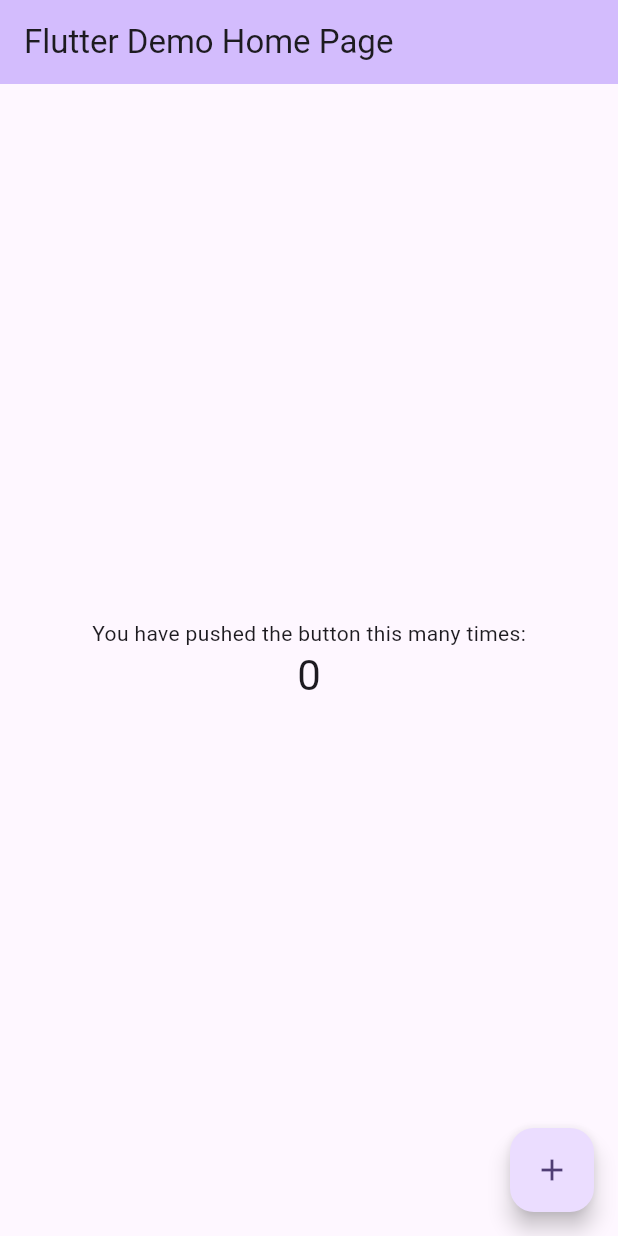
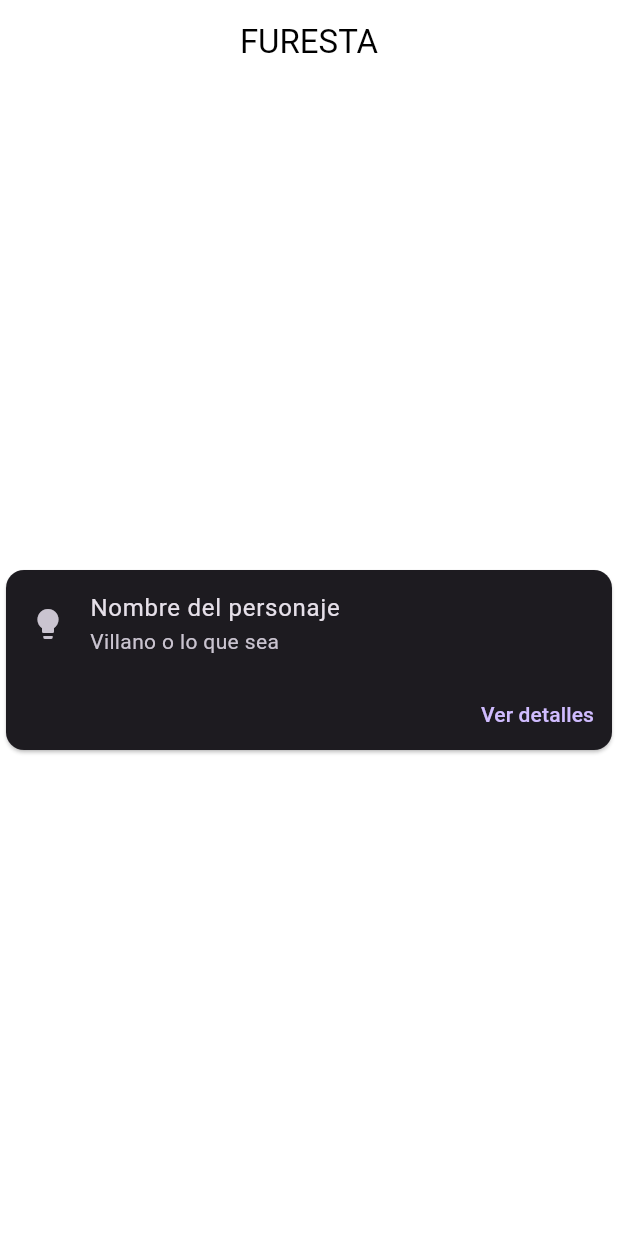
Before and after one commit to prisMolina/furesta_app, a Flutter app: the screen it shows after launch, on a phone screen of 412 x 824 dp. Run offline on Flutter 3.47's test engine with Material 3 defaults, Android fonts, the phone set to English and light mode, and no system bars.

Commit message:
Clase de personajes y página de inicio.

```diff
--- /dev/null
+++ b/lib/card_character.dart
@@ -0,0 +1,29 @@
+import 'package:flutter/material.dart';
+
+class CardCharacter extends StatelessWidget {
+  const CardCharacter({super.key});
+
+  @override
+  Widget build(BuildContext context) {
+    return Center(
+      child: Card(
+        child: Column(
+          mainAxisSize: MainAxisSize.min,
+          children: <Widget>[
+            const ListTile(
+              leading: Icon(Icons.lightbulb),
+              title: Text('Nombre del personaje'),
+              subtitle: Text('Villano o lo que sea'),
+            ),
+            Row(mainAxisAlignment: MainAxisAlignment.end, children: [
+              TextButton(
+                child: const Text('Ver detalles'),
+                onPressed: () {/* ... */},
+              ),
+            ]),
+          ],
+        ),
+      ),
+    );
+  }
+}
--- a/lib/main.dart
+++ b/lib/main.dart
@@ -1,125 +1,18 @@
 import 'package:flutter/material.dart';
+import 'package:furesta_app/pagina_inicio.dart';
+import 'card_character.dart';
 
-void main() {
-  runApp(const MyApp());
-}
+main() => runApp(Furesta());
 
-class MyApp extends StatelessWidget {
-  const MyApp({super.key});
-
-  // This widget is the root of your application.
+class Furesta extends StatelessWidget {
   @override
   Widget build(BuildContext context) {
     return MaterialApp(
-      title: 'Flutter Demo',
-      theme: ThemeData(
-        // This is the theme of your application.
-        //
-        // TRY THIS: Try running your application with "flutter run". You'll see
-        // the application has a purple toolbar. Then, without quitting the app,
-        // try changing the seedColor in the colorScheme below to Colors.green
-        // and then invoke "hot reload" (save your changes or press the "hot
-        // reload" button in a Flutter-supported IDE, or press "r" if you used
-        // the command line to start the app).
-        //
-        // Notice that the counter didn't reset back to zero; the application
-        // state is not lost during the reload. To reset the state, use hot
-        // restart instead.
-        //
-        // This works for code too, not just values: Most code changes can be
-        // tested with just a hot reload.
-        colorScheme: ColorScheme.fromSeed(seedColor: Colors.deepPurple),
-        useMaterial3: true,
-      ),
-      home: const MyHomePage(title: 'Flutter Demo Home Page'),
+      debugShowCheckedModeBanner: false,
+      theme: ThemeData.dark().copyWith(
+          scaffoldBackgroundColor: Color(0xF8F4FF),
+          appBarTheme: AppBarTheme(backgroundColor: Color(0xF8F4FF))),
+      home: PaginaInicio(),
     );
   }
 }
-
-class MyHomePage extends StatefulWidget {
-  const MyHomePage({super.key, required this.title});
-
-  // This widget is the home page of your application. It is stateful, meaning
-  // that it has a State object (defined below) that contains fields that affect
-  // how it looks.
-
-  // This class is the configuration for the state. It holds the values (in this
-  // case the title) provided by the parent (in this case the App widget) and
-  // used by the build method of the State. Fields in a Widget subclass are
-  // always marked "final".
-
-  final String title;
-
-  @override
-  State<MyHomePage> createState() => _MyHomePageState();
-}
-
-class _MyHomePageState extends State<MyHomePage> {
-  int _counter = 0;
-
-  void _incrementCounter() {
-    setState(() {
-      // This call to setState tells the Flutter framework that something has
-      // changed in this State, which causes it to rerun the build method below
-      // so that the display can reflect the updated values. If we changed
-      // _counter without calling setState(), then the build method would not be
-      // called again, and so nothing would appear to happen.
-      _counter++;
-    });
-  }
-
-  @override
-  Widget build(BuildContext context) {
-    // This method is rerun every time setState is called, for instance as done
-    // by the _incrementCounter method above.
-    //
-    // The Flutter framework has been optimized to make rerunning build methods
-    // fast, so that you can just rebuild anything that needs updating rather
-    // than having to individually change instances of widgets.
-    return Scaffold(
-      appBar: AppBar(
-        // TRY THIS: Try changing the color here to a specific color (to
-        // Colors.amber, perhaps?) and trigger a hot reload to see the AppBar
-        // change color while the other colors stay the same.
-        backgroundColor: Theme.of(context).colorScheme.inversePrimary,
-        // Here we take the value from the MyHomePage object that was created by
-        // the App.build method, and use it to set our appbar title.
-        title: Text(widget.title),
-      ),
-      body: Center(
-        // Center is a layout widget. It takes a single child and positions it
-        // in the middle of the parent.
-        child: Column(
-          // Column is also a layout widget. It takes a list of children and
-          // arranges them vertically. By default, it sizes itself to fit its
-          // children horizontally, and tries to be as tall as its parent.
-          //
-          // Column has various properties to control how it sizes itself and
-          // how it positions its children. Here we use mainAxisAlignment to
-          // center the children vertically; the main axis here is the vertical
-          // axis because Columns are vertical (the cross axis would be
-          // horizontal).
-          //
-          // TRY THIS: Invoke "debug painting" (choose the "Toggle Debug Paint"
-          // action in the IDE, or press "p" in the console), to see the
-          // wireframe for each widget.
-          mainAxisAlignment: MainAxisAlignment.center,
-          children: <Widget>[
-            const Text(
-              'You have pushed the button this many times:',
-            ),
-            Text(
-              '$_counter',
-              style: Theme.of(context).textTheme.headlineMedium,
-            ),
-          ],
-        ),
-      ),
-      floatingActionButton: FloatingActionButton(
-        onPressed: _incrementCounter,
-        tooltip: 'Increment',
-        child: const Icon(Icons.add),
-      ), // This trailing comma makes auto-formatting nicer for build methods.
-    );
-  }
-}
--- /dev/null
+++ b/lib/pagina_inicio.dart
@@ -0,0 +1,25 @@
+import 'package:flutter/material.dart';
+import 'card_character.dart';
+
+class PaginaInicio extends StatefulWidget {
+  const PaginaInicio({super.key});
+
+  @override
+  State<PaginaInicio> createState() => _PaginaInicioState();
+}
+
+class _PaginaInicioState extends State<PaginaInicio> {
+  @override
+  Widget build(BuildContext context) {
+    return Scaffold(
+      appBar: AppBar(
+        title: Text(
+          "FURESTA",
+          style: TextStyle(color: Colors.black),
+        ),
+        centerTitle: true,
+      ),
+      body: CardCharacter(),
+    );
+  }
+}
```
Also changed, not shown: lib/base_character.dart (added, +31 -0 lines), lib/character.dart (added, +17 -0 lines).
